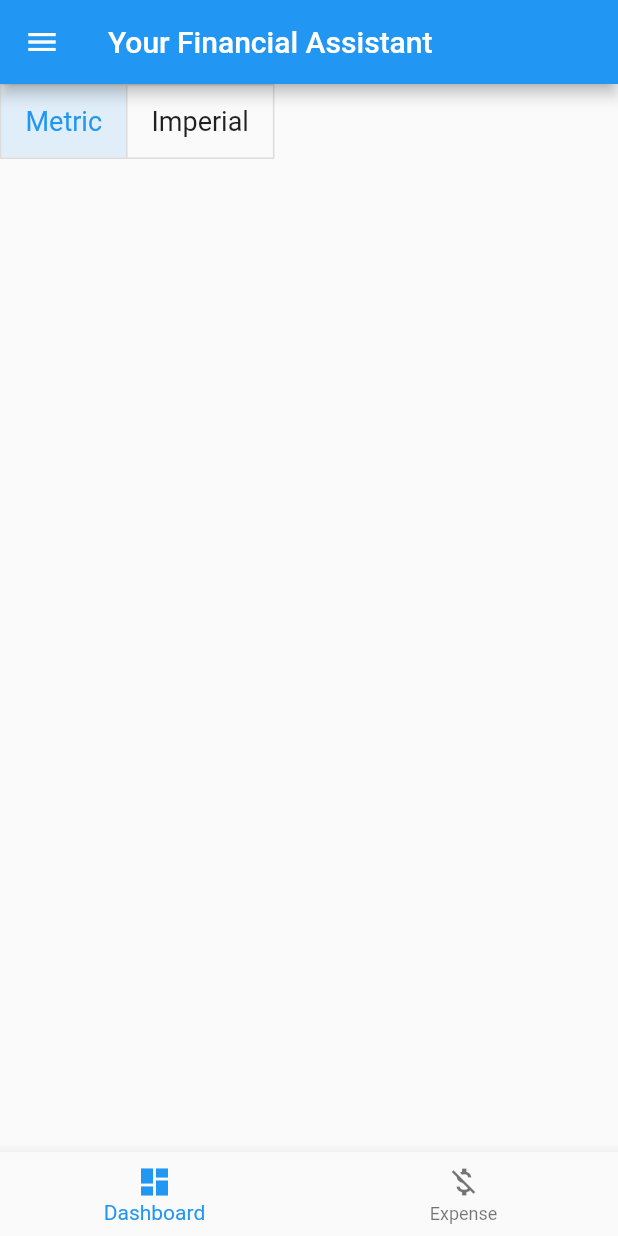
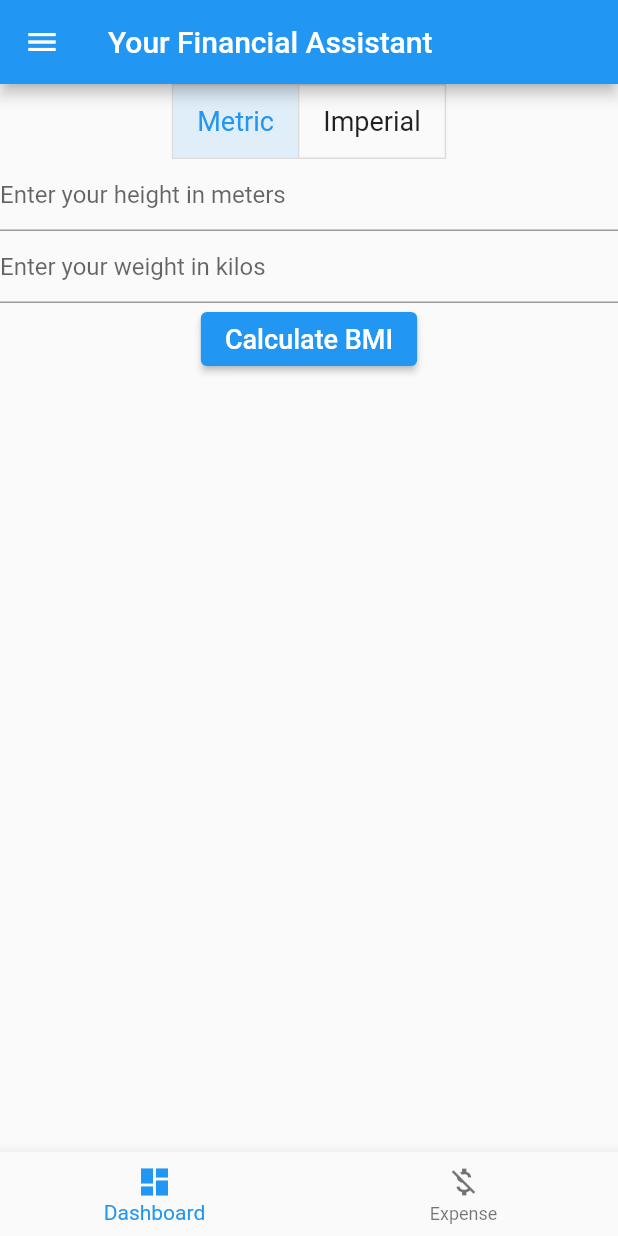
Before and after one commit to pham-anh/financialasistant, a Flutter app: the ExpenseScreen screen opened by its route, on a phone screen of 412 x 824 dp. Run offline on Flutter 3.47's test engine with Material 2 defaults, Android fonts, the phone set to English and light mode, and no system bars.

Commit message:
Add input fields and implement BMI calculation on button press

```diff
--- a/taichinhcanhan/lib/screens/expense.dart
+++ b/taichinhcanhan/lib/screens/expense.dart
@@ -10,6 +10,12 @@
 }
 
 class _ExpenseScreenState extends State<ExpenseScreen> {
+  // add input text field
+  final TextEditingController fieldtHeight = TextEditingController();
+  final TextEditingController fieldWeight = TextEditingController();
+  String heightMessage = '';
+  String weightMessage = '';
+
   final double fontSize = 18;
   String result = '';
   bool isMetric = true;
@@ -26,12 +32,14 @@
 
   @override
   Widget build(BuildContext context) {
+    heightMessage =
+        'Enter your height in ' + ((isMetric ? 'meters' : 'inches'));
+    weightMessage = 'Enter your weight in ' + ((isMetric ? 'kilos' : 'pounds'));
     return Scaffold(
       appBar: AppBar(title: const Text('Your Financial Assistant')),
       drawer: const MenuDrawer(),
       bottomNavigationBar: const MenuBottom(),
-      body: Column(
-        children: [
+      body: Column(children: [
         ToggleButtons(children: [
           Padding(
             padding: const EdgeInsets.symmetric(horizontal: 16),
@@ -48,8 +56,30 @@
             ),
           ),
         ], isSelected: isSelected, onPressed: toggleMeasure),
-        ],
+        TextField(
+          controller: fieldtHeight,
+          keyboardType: TextInputType.number,
+          decoration: InputDecoration(hintText: heightMessage),
         ),
+        TextField(
+          controller: fieldWeight,
+          keyboardType: TextInputType.number,
+          decoration: InputDecoration(hintText: weightMessage),
+        ),
+        ElevatedButton(
+          child: Text(
+            'Calculate BMI',
+            style: TextStyle(
+              fontSize: fontSize,
+            ),
+          ),
+          onPressed: findBMI,
+        ),
+        Text(
+          result,
+          style: TextStyle(fontSize: fontSize),
+        )
+      ]),
     );
   }
 
@@ -65,4 +95,20 @@
       isSelected = [isMetric, isImperial];
     });
   }
+
+  void findBMI() {
+    double bmi = 0;
+    double height = double.tryParse(fieldtHeight.text) ?? 0;
+    double weight = double.tryParse(fieldWeight.text) ?? 0;
+
+    if (isMetric) {
+      bmi = weight / (height * height);
+    } else {
+      bmi = weight * 703 / (height * height);
     }
+
+    setState(() {
+      result = 'Your BIM is ' + bmi.toStringAsFixed(2);
+    });
+  }
+}
```
Lines whose indentation alone changed are shown as unchanged.
